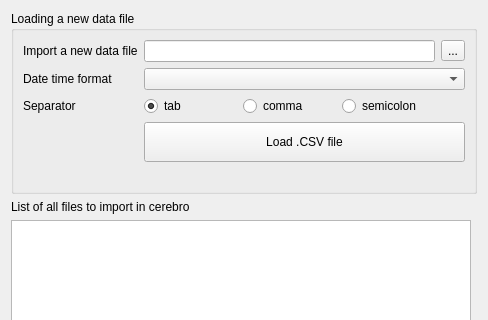
Qt form ui/loadDataFiles.ui (Skinok/backtrader-pyqt-ui) before a commit; both pictures show x 0 to 488 and y 0 to 320 of the 488 by 458 pixel window.
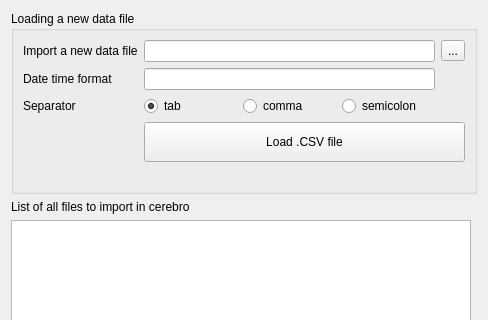
The same form after that commit.

Commit message: Loading data : the user config file now load previous data files

Patch:
```diff
--- a/ui/loadDataFiles.ui
+++ b/ui/loadDataFiles.ui
@@ -108,9 +108,6 @@
         </property>
        </widget>
       </item>
-      <item row="1" column="1" colspan="4">
-       <widget class="QComboBox" name="datetimeFormatLE"/>
-      </item>
       <item row="4" column="1" colspan="4">
        <widget class="QPushButton" name="loadFilePB">
         <property name="minimumSize">
@@ -137,6 +134,9 @@
         </property>
        </widget>
       </item>
+      <item row="1" column="1" colspan="3">
+       <widget class="QLineEdit" name="datetimeFormatLE"/>
+      </item>
      </layout>
     </widget>
    </item>
```
The commit also changes 9 other files.
